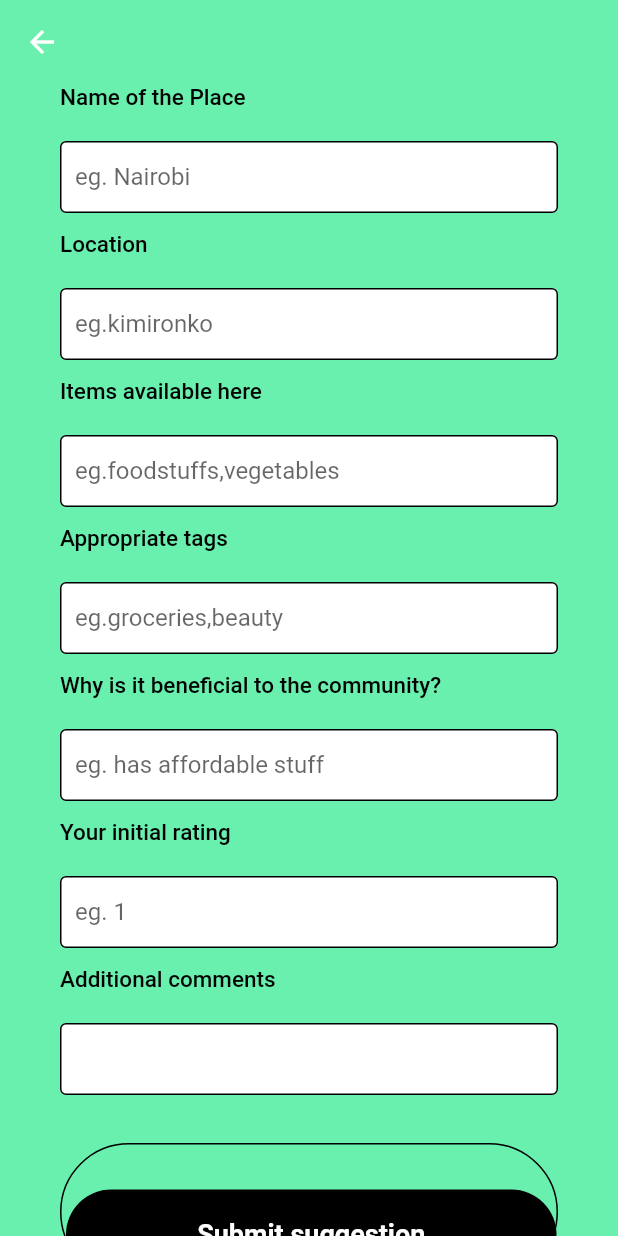
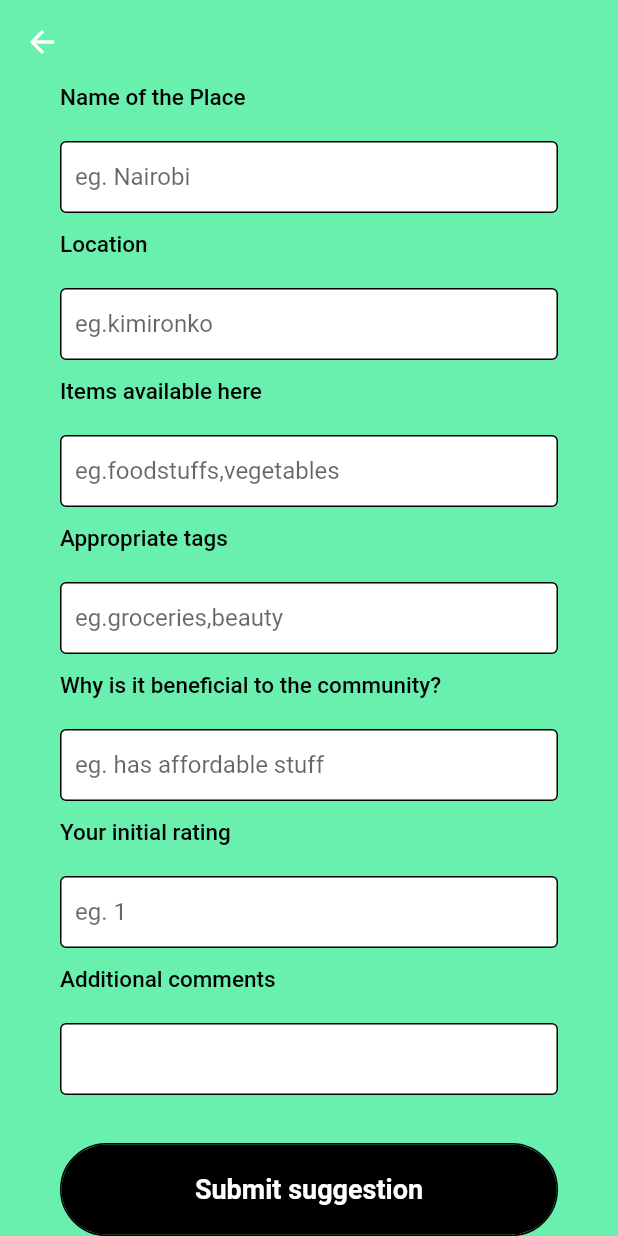
Before and after one commit to Fiffy-dot/mini-project-1, a Flutter app: the SuggestPlacePage screen opened directly, scrolled down 114 dp, on a phone screen of 412 x 824 dp. Run offline on Flutter 3.47's test engine with Material 2 defaults, Android fonts, the phone set to English and light mode, and no system bars.

```diff
--- a/mpd/lib/horebuSupermarket.dart
+++ b/mpd/lib/horebuSupermarket.dart
@@ -31,6 +31,7 @@ class HorebuPage extends StatelessWidget {
             BottomNavigationBarItem(
               icon: Icon(Icons.add),
               label: 'New Sugg.',
+
             ),
             BottomNavigationBarItem(
               icon: Icon(Icons.person),
@@ -38,7 +39,8 @@ class HorebuPage extends StatelessWidget {
             ),
           ],
         ),
-        body:SafeArea(
+        body:
+        SafeArea(
             child: Container(
                 width: double.infinity,
                 height:MediaQuery.of(context).size.height,
--- a/mpd/lib/login.dart
+++ b/mpd/lib/login.dart
@@ -69,7 +69,6 @@ class LoginPage extends StatelessWidget {
                           minWidth: double.infinity,
                           height: 60,
                           onPressed: () {
-                            Navigator.push(context, MaterialPageRoute(builder : (context) => SuggestPlacePage()));
                             Navigator.push(context, MaterialPageRoute(builder : (context) => Home()));
                           },
                           color: Colors.black,
--- a/mpd/lib/suggestplace.dart
+++ b/mpd/lib/suggestplace.dart
@@ -7,6 +7,7 @@ import 'package:flutter/material.dart';
 import 'package:mpd/suggestionplaced.dart';
 
 class SuggestPlacePage extends StatelessWidget {
+  const SuggestPlacePage({Key? key}) : super(key: key);
   @override
   Widget build(BuildContext context) {
     return Scaffold(
@@ -74,7 +75,7 @@ class SuggestPlacePage extends StatelessWidget {
                     Padding(
                       padding: EdgeInsets.symmetric(horizontal: 40),
                       child: Container(
-                        padding: EdgeInsets.only(top: 30, left: 3),
+                        padding: EdgeInsets.only(top: 0, left: 0),
                         decoration: BoxDecoration(
                             borderRadius: BorderRadius.circular(50),
                             border: Border(
--- a/mpd/pubspec.yaml
+++ b/mpd/pubspec.yaml
@@ -60,9 +60,7 @@ flutter:
   # To add assets to your application, add an assets section, like this:
   assets:
      - images/firstPage.png
-<<<<<<< HEAD
      - images/highFive.png
-=======
      - images/Component12.png
      - images/Component13.png
      - images/Component14.png
@@ -72,7 +70,6 @@ flutter:
      - images/Clothing.png
      - images/SuperMarket.png
      - images/Supplies.png
->>>>>>> 5b3ec312773430a4834b8ea092dc26bca5e72452
 #     - images/a_dot_ham.jpeg
 
   # An image asset can refer to one or more resolution-specific "variants", see
```
Also changed, not shown: mpd/lib/home.dart (+24 -1 lines).
